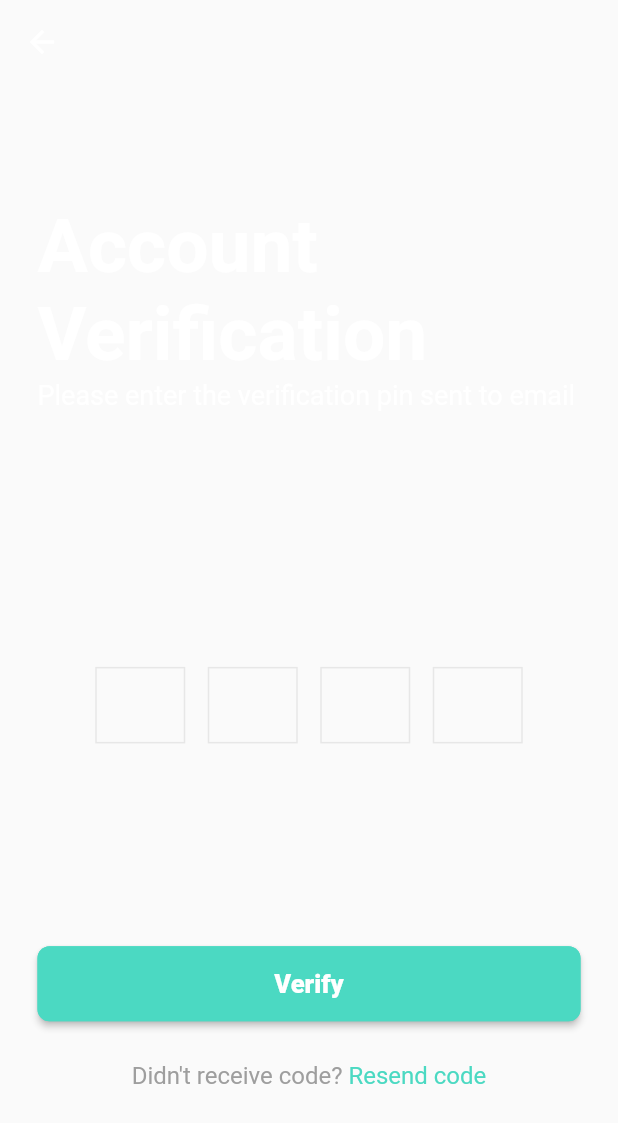
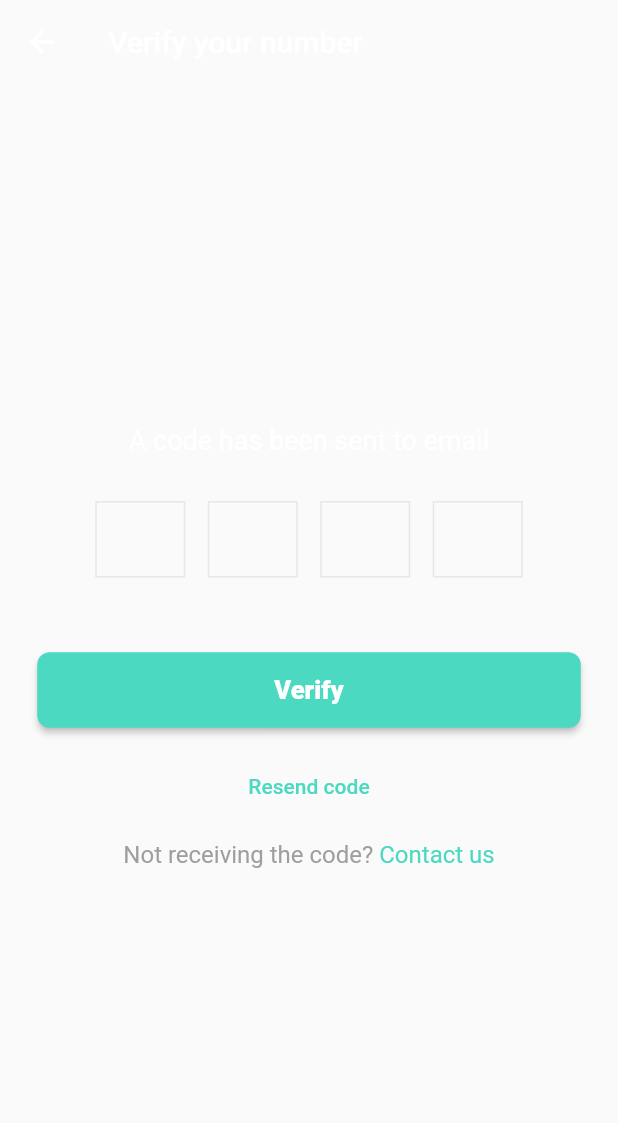
Before and after one commit to Muhib370621/TimeTracker, a Flutter app: the VerificationScreen screen opened directly, on a phone screen of 412 x 824 dp. Shown: the top 1123 px of the screen. Run offline on Flutter 3.47's test engine with Material 2 defaults, Android fonts, the phone set to English and light mode, and no system bars; drawn by our look-alikes of otp_text_field; our stand-ins replace connectivity_plus, device_preview, dio, get, get_it, shared_preferences and 1 more; accounts and stored records are empty.

Commit message:
Fixed UI bugs

```diff
--- a/lib/app_loader.dart
+++ b/lib/app_loader.dart
@@ -3,6 +3,7 @@ import 'package:blu_time/constants/app_gradients.dart';
 import 'package:blu_time/helpers/locator.dart';
 import 'package:blu_time/screens/home/home_screen.dart';
 import 'package:blu_time/screens/onboarding/login_screen.dart';
+import 'package:blu_time/screens/playground.dart';
 import 'package:blu_time/stores/store_services.dart';
 import 'package:flutter/material.dart';
 
@@ -35,7 +36,7 @@ class _AppLoaderState extends State<AppLoader> {
         builder: (BuildContext context, AsyncSnapshot<List<bool>> snapshot) {
           if (snapshot.hasData) {
             if ((snapshot.data?[0] ?? true) == false) {
-              return const HomeScreen();
+              return LoginScreen();
             } else {
               return const HomeScreen();
             }
--- a/lib/constants/app_urls.dart
+++ b/lib/constants/app_urls.dart
@@ -1,6 +1,12 @@
 class AppUrls {
 
   static const String _accountID = "TSTDRV1967913";
+  static const String consumerKey = "df4912967a5a06e2325e97740d7339895713d608e4e0925bc9d68cb1bc6f3143";
+  static const String consumerSecret = "0187a226d18f5fe930b2ad91a4da2de7aa569ee2912bf84292c1974e70de791e";
+  static const String realm = _accountID;
+  static const String token = "d7679243178115be3b3ff21d256ffdff4f255fc5373fe0013e65f7a5daee0a5d";
+  static const String secret = "fb145ab0a20149828a07c06902482dec8b8661b3e43ad90f03902dcc52c5f14a";
+
   static const String _companyURL = "https://$_accountID.suitetalk.api.netsuite.com";
   static String path = "$_companyURL/services/rest";
 }
--- a/lib/main.dart
+++ b/lib/main.dart
@@ -1,4 +1,5 @@
 import 'package:blu_time/constants/app_colors.dart';
+import 'package:blu_time/helpers/locator.dart';
 import 'package:blu_time/shared/routes/route_factories.dart';
 import 'package:blu_time/shared/routes/route_names.dart';
 import 'package:device_preview/device_preview.dart';
@@ -6,6 +7,7 @@ import 'package:flutter/material.dart';
 
 Future<void> main() async {
   WidgetsFlutterBinding.ensureInitialized();
+  setupLocator();
   runApp( MaterialApp(
     debugShowCheckedModeBanner: false,
     home: DevicePreview(
--- a/lib/screens/onboarding/verification_screen.dart
+++ b/lib/screens/onboarding/verification_screen.dart
@@ -1,4 +1,5 @@
 import 'package:blu_time/constants/app_colors.dart';
+import 'package:blu_time/constants/app_styles.dart';
 import 'package:blu_time/shared/widgets/app_common_button.dart';
 import 'package:blu_time/utilities/utilities.dart';
 import 'package:blu_time/view_models/onboarding_view_model.dart';
@@ -6,6 +7,7 @@ import 'package:flutter/material.dart';
 import 'package:otp_text_field/otp_text_field.dart';
 import 'package:otp_text_field/style.dart';
 import 'package:stacked/stacked.dart';
+
 class VerificationScreen extends StatefulWidget {
   final String email;
   const VerificationScreen({Key? key, required this.email}) : super(key: key);
@@ -22,6 +24,7 @@ class _VerificationScreenState extends State<VerificationScreen> {
       appBar: AppBar(
         elevation: 0.0,
         backgroundColor: Colors.transparent,
+        title: Text("Verify your number"),
       ),
       body: ViewModelBuilder<OnboardingViewModel>.reactive(
           viewModelBuilder: () => OnboardingViewModel(),
@@ -35,11 +38,10 @@ class _VerificationScreenState extends State<VerificationScreen> {
                 child: Column(
                     crossAxisAlignment: CrossAxisAlignment.start,
                     children: [
-                      Align(
+                      const Align(
                         alignment: Alignment.center,
                         child: Padding(
-                          padding:
-                          const EdgeInsets.symmetric(vertical: 25.0),
+                          padding: EdgeInsets.symmetric(vertical: 25.0),
                           // child: SvgPicture.asset(
                           //   "assets/svgs/logo.svg",
                           //   height: 79,
@@ -53,41 +55,23 @@ class _VerificationScreenState extends State<VerificationScreen> {
                       //     child: SvgPicture.asset("assets/svgs/bubble_login.svg"),
                       //   ),
                       // ),
-                      const Spacer(flex: 1,),
-                      const Text(
-                        "Account\nVerification",
-                        style: TextStyle(
-                            fontSize: 50,
-                            fontWeight: FontWeight.w600,
-                            color: Colors.white),
+                      const Spacer(
+                        flex: 1,
                       ),
-                       Text(
-                        "Please enter the verification pin sent to ${widget.email}",
-                        style: TextStyle(
+                      Align(
+                        alignment: Alignment.center,
+                        child: Text(
+                          "A code has been sent to ${widget.email}",
+                          textAlign: TextAlign.center,
+                          style: const TextStyle(
                               fontSize: 18,
                               fontWeight: FontWeight.w400,
                               color: Colors.white),
                         ),
-                      const Spacer(flex: 2,),
-                      // OtpTextField(
-                      //   textStyle: const TextStyle(
-                      //         fontSize: 30,
-                      //         fontWeight: FontWeight.w600,
-                      //         color: Colors.white),
-                      //   numberOfFields: 4,
-                      //   cursorColor: Colors.white,
-                      //   fieldWidth: 60,
-                      //   showFieldAsBox: false,
-                      //   onCodeChanged: (String verificationCode) {
-                      //     debugPrint("onCodeChanged $verificationCode");
-                      //     viewModel.setVerificationCode(verificationCode);
-                      //
-                      //   },
-                      //   onSubmit: (String verificationCode) {
-                      //     debugPrint("onSubmit $verificationCode");
-                      //     viewModel.setVerificationCode(verificationCode);
-                      //   },
-                      // ),
+                      ),
+                      const SizedBox(
+                        height: 30,
+                      ),
                       Align(
                         alignment: Alignment.center,
                         child: OTPTextField(
@@ -97,9 +81,12 @@ class _VerificationScreenState extends State<VerificationScreen> {
                             width: 300,
                             textFieldAlignment: MainAxisAlignment.spaceAround,
                             fieldWidth: 60,
-                      otpFieldStyle: OtpFieldStyle(borderColor: const Color(0xFFE7E7E7),enabledBorderColor: const Color(0xFFE7E7E7),focusBorderColor: Colors.blue),
+                            otpFieldStyle: OtpFieldStyle(
+                                borderColor: const Color(0xFFE7E7E7),
+                                enabledBorderColor: const Color(0xFFE7E7E7),
+                                focusBorderColor: Colors.blue),
                             outlineBorderRadius: 0,
-                      style:  const TextStyle(
+                            style: const TextStyle(
                                 fontSize: 30,
                                 fontWeight: FontWeight.w600,
                                 color: Colors.white),
@@ -110,7 +97,6 @@ class _VerificationScreenState extends State<VerificationScreen> {
                               // viewModel.setVerificationCode(pin);
                             }),
                       ),
-                      const Spacer(),
                       const SizedBox(
                         height: 50,
                       ),
@@ -132,19 +118,25 @@ class _VerificationScreenState extends State<VerificationScreen> {
                           const SizedBox(
                             height: 15,
                           ),
+                          TextButton(
+                              onPressed: () {},
+                              child: Text(
+                                "Resend code",
+                                style: AppTextStyles.medium
+                                    .copyWith(color: AppColors.buttonCyan),
+                              )),
                           GestureDetector(
                               child: Padding(
-                                padding: const EdgeInsets.symmetric(
-                                    vertical: 12.0),
+                                padding:
+                                    const EdgeInsets.symmetric(vertical: 12.0),
                                 child: RichText(
                                   text: const TextSpan(
-                                      text: "Didn't receive code? ",
+                                      text: "Not receiving the code? ",
                                       style: TextStyle(
-                                          color: Colors.grey,
-                                          fontSize: 16),
+                                          color: Colors.grey, fontSize: 16),
                                       children: <TextSpan>[
                                         TextSpan(
-                                          text: 'Resend code',
+                                          text: 'Contact us',
                                           style: TextStyle(
                                               color: AppColors.buttonCyan,
                                               fontSize: 16),
--- a/lib/shared/routes/route_factories.dart
+++ b/lib/shared/routes/route_factories.dart
@@ -14,7 +14,7 @@ class RouteFactories{
              settings: settings, builder: (context) => const AppLoader());
        case RouteNames.login:
          return MaterialPageRoute(
-             settings: settings, builder: (context) => const LoginScreen());
+             settings: settings, builder: (context) => LoginScreen());
        case RouteNames.home:
          return MaterialPageRoute(
              settings: settings, builder: (context) => const HomeScreen());
--- a/lib/shared/widgets/app_common_textfield.dart
+++ b/lib/shared/widgets/app_common_textfield.dart
@@ -56,7 +56,7 @@ class AppCommonTextField extends StatelessWidget {
             padding: const EdgeInsets.all(15.0),
             child: suffixIcon,
           ) : null,
-          contentPadding: const EdgeInsets.symmetric(vertical: 15),
+          contentPadding: const EdgeInsets.symmetric(vertical: 15,horizontal: 10),
           enabledBorder: OutlineInputBorder(
             borderSide: BorderSide(width: borderWidth, color: borderColor),
             borderRadius: BorderRadius.circular(radius),
--- a/pubspec.yaml
+++ b/pubspec.yaml
@@ -41,6 +41,10 @@ dependencies:
   device_preview: null
   get: ^4.6.5
   otp_text_field: ^1.1.3
+  oauth1: ^2.0.0
+  nonce: ^1.2.0
+  crypto: ^3.0.2
+  http: ^0.13.5
   change_app_package_name: ^1.1.0
 
 
```
Also changed, not shown: lib/screens/onboarding/login_screen.dart (+18 -51 lines), lib/screens/playground.dart (added, +31 -0 lines), lib/utilities/apis/api_routes.dart (+12 -1 lines), pubspec.lock. Lines whose indentation alone changed are shown as unchanged.
